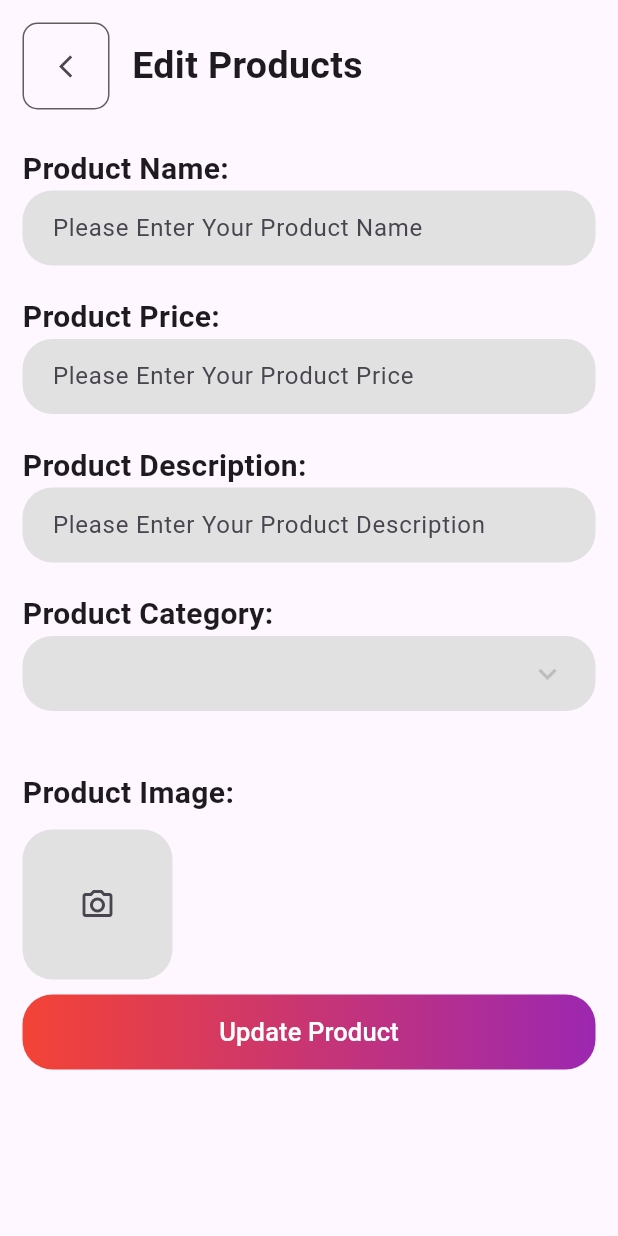
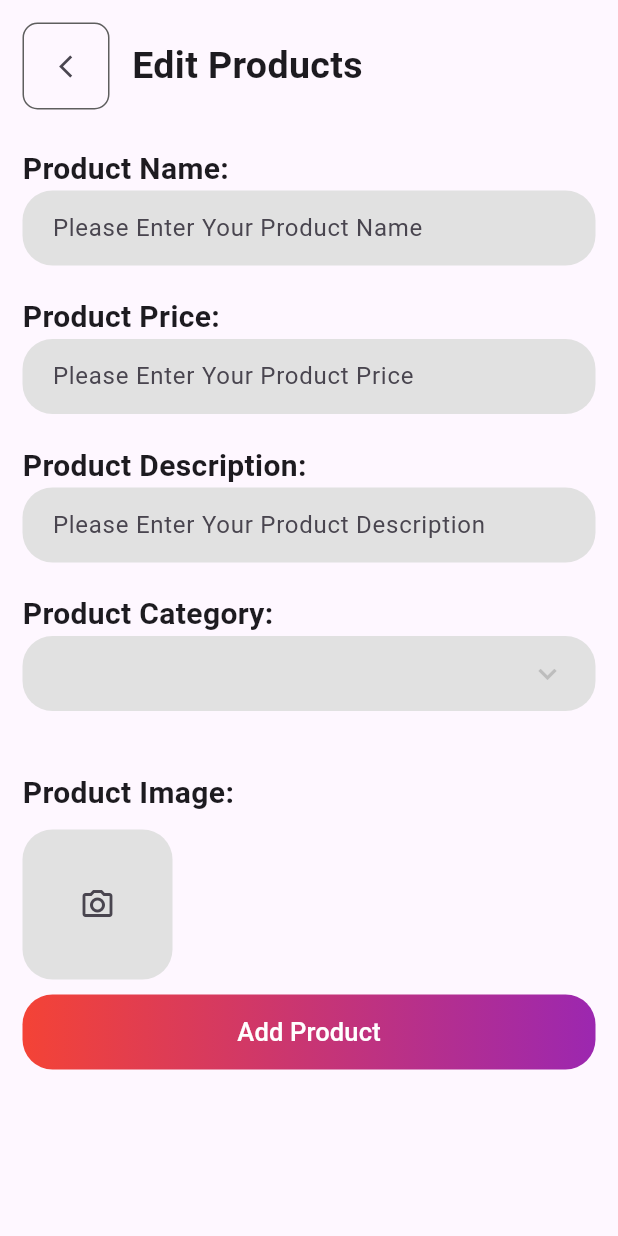
Before and after one commit to mahaswetavisakh/sello_via1, a Flutter app: the EditProduct screen opened directly, on a phone screen of 412 x 824 dp. Run offline on Flutter 3.47's test engine with Material 3 defaults, Android fonts, the phone set to English and light mode, and no system bars; our stand-ins replace cached_network_image, carousel_slider, cloud_firestore, firebase_auth, firebase_core, firebase_storage and 5 more; accounts and stored records are empty.

Commit message:
make change in edit product page

```diff
--- a/lib/screens/add_product.dart
+++ b/lib/screens/add_product.dart
@@ -8,12 +8,12 @@ import 'package:sello_via/logics/category_logics.dart';
 import 'package:sello_via/logics/cloud_storage_logic.dart';
 import 'package:sello_via/logics/product_logic.dart';
 import 'package:sello_via/models/category_model.dart';
-import 'package:sello_via/test.dart';
 import 'package:sello_via/widgets/loading_widget.dart';
 import '../appConts/routes.dart';
 import '../widgets/custom_button.dart';
 import '../widgets/customInput.dart';
 import '../widgets/navbar.dart';
+import 'package:flutter_image_compress/flutter_image_compress.dart';
 
 class EditProduct extends StatefulWidget {
   @override
@@ -34,6 +34,23 @@ class _EditProductState extends State<EditProduct> {
   final TextEditingController _productName = TextEditingController();
   final TextEditingController _productPrice = TextEditingController();
   final TextEditingController _productDescription = TextEditingController();
+
+  // Future<File?> compressImage(File file) async {
+  //   // Generate the target path for the compressed file
+  //   String targetPath = file.path.split(".")[0] + "_compressed.jpg";
+  //
+  //   // Compress the image using the testCompressAndGetFile method
+  //   File? result = await FlutterImageCompress.compressAndGetFile(
+  //     file.absolute.path,
+  //     targetPath,
+  //     quality: 88,
+  //     rotate: 180,
+  //   );
+  //
+  //   // Return the compressed file
+  //   return result;
+  // }
+
 
   @override
   Widget build(BuildContext context) {
@@ -190,6 +207,13 @@ class _EditProductState extends State<EditProduct> {
                               data.forEach((element) {
                                 _img!.add(element);
                               });
+
+                              // for (var element in data) {
+                              //   File? compressedImage = await compressImage(File(element.path));
+                              //   if (compressedImage != null) {
+                              //     _img!.add(XFile(compressedImage.path));
+                              //   }
+                              // }
                               setState(() {});
                             },
                           ),
@@ -232,7 +256,7 @@ class _EditProductState extends State<EditProduct> {
 
                 // Add Product Button
                 CustomButton(
-                  buttonText: "Update Product",
+                  buttonText: "Add Product",
                   onTap: () async {
                     showLoading(context);
                     await _productLogics.createProduct(
--- a/lib/screens/edit_product.dart
+++ b/lib/screens/edit_product.dart
@@ -55,6 +55,11 @@ class _EditProductState extends State<EditProduct> {
   Widget build(BuildContext context) {
     args = ModalRoute.of(context)!.settings.arguments as ProductModel;
     _productName.text=args!.name!;
+    _productPrice.text=args!.price!;
+    _productDescription.text=args!.description!;
+    _selectedCategory = _categoryLogics.mainCategories.firstWhere((category) => category.id == args!.category);
+    _selectedSubCategory = _categoryLogics.getSubcategory(_selectedCategory!).firstWhere((subcategory) => subcategory.id == args!.subcategory);
+
 
     return Scaffold(
       body: SafeArea(
--- a/lib/screens/Profilepage.dart
+++ b/lib/screens/profile_page.dart
@@ -6,7 +6,7 @@ import 'package:flutter/cupertino.dart';
 import 'package:flutter/material.dart';
 import 'package:image_picker/image_picker.dart';
 import 'package:sello_via/logics/authLogics.dart';
-import 'package:sello_via/widgets/loadin_widget.dart';
+import 'package:sello_via/widgets/loading_widget.dart';
 import '../logics/cloud_storage_logic.dart';
 import '../widgets/custom_button.dart';
 import '../widgets/customInput.dart';
--- a/lib/screens/registerScreen.dart
+++ b/lib/screens/register_screen.dart
@@ -7,7 +7,7 @@ import 'package:sello_via/widgets/navbar.dart';
 import '../appConts/routes.dart';
 import '../widgets/custom_button.dart';
 import '../widgets/customInput.dart';
-import '../widgets/loadin_widget.dart';
+import '../widgets/loading_widget.dart';
 import 'package:cloud_firestore/cloud_firestore.dart';
 import 'package:firebase_core/firebase_core.dart';
 
--- a/pubspec.yaml
+++ b/pubspec.yaml
@@ -46,6 +46,7 @@ dependencies:
   readmore: ^2.2.0
   cached_network_image: ^3.3.1
   carousel_slider: ^4.0.0
+  flutter_image_compress: ^2.1.0
 
 dev_dependencies:
   flutter_test:
```
Also changed, not shown: lib/widgets/loading_widget.dart (renamed from lib/widgets/loadin_widget.dart), pubspec.lock.
